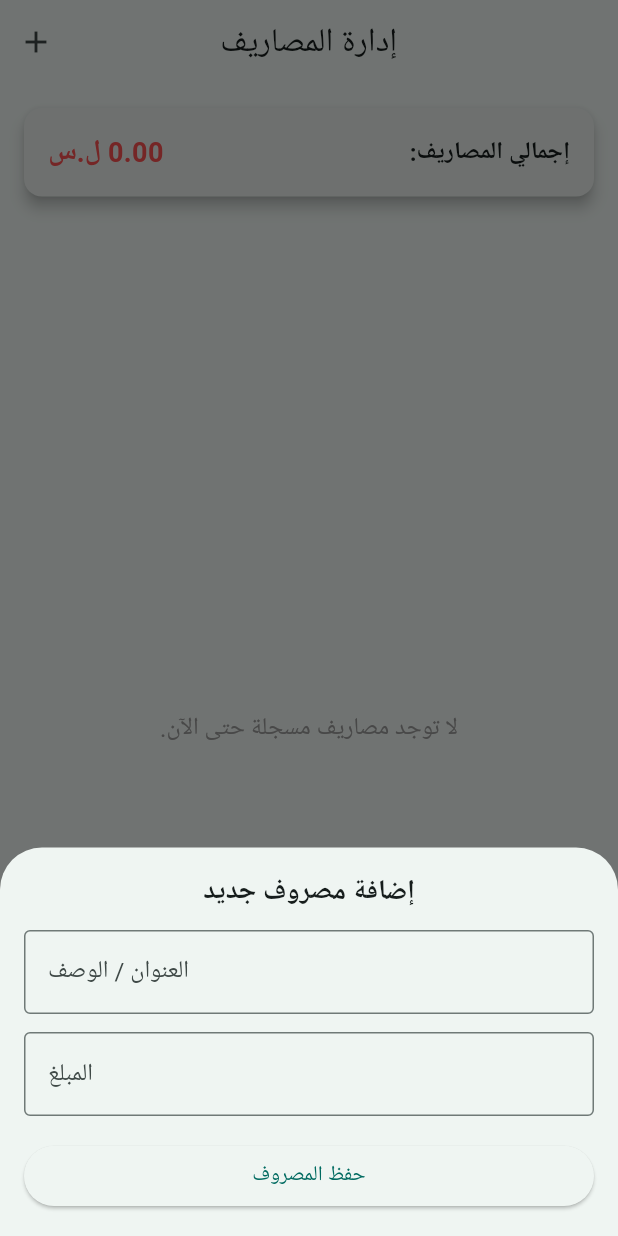
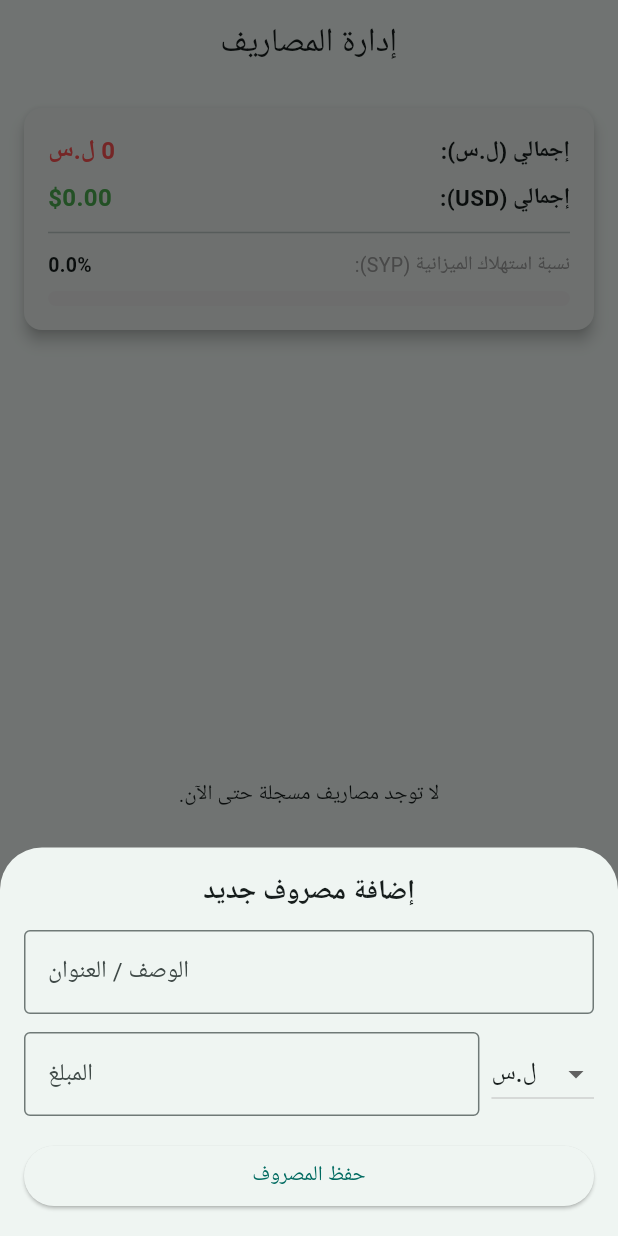
Before and after one commit to al-homse/money, a Flutter app: the screen it shows after launch, after a tap on the "add" icon, on a phone screen of 412 x 824 dp. Run offline on Flutter 3.47's test engine with Material 3 defaults, Android fonts, the phone set to English and light mode, and no system bars; our stand-ins replace cloud_firestore, firebase_core; accounts and stored records are empty.

Commit message:
update booking screen and logic

```diff
--- a/lib/views/home_screen.dart
+++ b/lib/views/home_screen.dart
@@ -8,26 +8,29 @@ class HomeScreen extends StatefulWidget {
 }
 
 class _HomeScreenState extends State<HomeScreen> {
-  // قائمة تجريبية للمعاملات/المصاريف
+  // قائمة المصاريف (تأخذ القيمة والمقدار مع العملة المحدد)
   final List<Map<String, dynamic>> _transactions = [];
 
-  // متحكمات النصوص لإضافة مصروف جديد
+  // حد الميزانية الافتراضي لشريط التقدم
+  final double _budgetLimitSYP = 100000.0;
+
+  // متحكمات النصوص
   final TextEditingController _titleController = TextEditingController();
   final TextEditingController _amountController = TextEditingController();
+  String _selectedCurrency = 'SYP'; // العملة الافتراضية
 
   void _addTransaction() {
     final title = _titleController.text;
     final amount = double.tryParse(_amountController.text) ?? 0.0;
 
-    if (title.isEmpty || amount <= 0) {
-      return;
-    }
+    if (title.isEmpty || amount <= 0) return;
 
     setState(() {
       _transactions.add({
         'id': DateTime.now().toString(),
         'title': title,
         'amount': amount,
+        'currency': _selectedCurrency,
         'date': DateTime.now(),
       });
     });
@@ -41,7 +44,8 @@ class _HomeScreenState extends State<HomeScreen> {
     showModalBottomSheet(
       context: context,
       isScrollControlled: true,
-      builder: (ctx) => Padding(
+      builder: (ctx) => StatefulBuilder(
+        builder: (context, setModalState) => Padding(
           padding: EdgeInsets.only(
             top: 16,
             left: 16,
@@ -61,12 +65,15 @@ class _HomeScreenState extends State<HomeScreen> {
               TextField(
                 controller: _titleController,
                 decoration: const InputDecoration(
-                labelText: 'العنوان / الوصف',
+                  labelText: 'الوصف / العنوان',
                   border: OutlineInputBorder(),
                 ),
               ),
               const SizedBox(height: 12),
-            TextField(
+              Row(
+                children: [
+                  Expanded(
+                    child: TextField(
                       controller: _amountController,
                       keyboardType: TextInputType.number,
                       decoration: const InputDecoration(
@@ -74,12 +81,31 @@ class _HomeScreenState extends State<HomeScreen> {
                         border: OutlineInputBorder(),
                       ),
                     ),
+                  ),
+                  const SizedBox(width: 8),
+                  DropdownButton<String>(
+                    value: _selectedCurrency,
+                    items: const [
+                      DropdownMenuItem(value: 'SYP', child: Text('ل.س')),
+                      DropdownMenuItem(value: 'USD', child: Text('\$ USD')),
+                    ],
+                    onChanged: (val) {
+                      if (val != null) {
+                        setModalState(() {
+                          _selectedCurrency = val;
+                        });
+                      }
+                    },
+                  ),
+                ],
+              ),
               const SizedBox(height: 16),
               ElevatedButton(
                 onPressed: _addTransaction,
                 child: const Text('حفظ المصروف'),
               ),
             ],
+          ),
         ),
       ),
     );
@@ -94,50 +120,71 @@ class _HomeScreenState extends State<HomeScreen> {
 
   @override
   Widget build(BuildContext context) {
-    // حساب إجمالي المصاريف
-    final totalExpenses = _transactions.fold<double>(
-      0.0,
-      (sum, item) => sum + (item['amount'] as double),
-    );
+    // حساب المجموع لكل عملة على حدة
+    double totalSYP = 0.0;
+    double totalUSD = 0.0;
+
+    for (var tx in _transactions) {
+      if (tx['currency'] == 'SYP') {
+        totalSYP += tx['amount'];
+      } else if (tx['currency'] == 'USD') {
+        totalUSD += tx['amount'];
+      }
+    }
+
+    // نسبة استهلاك الميزانية لشريط التقدم (بناءً على الليرة كمثال)
+    double progressRatio = totalSYP / _budgetLimitSYP;
+    if (progressRatio > 1.0) progressRatio = 1.0;
 
     return Directionality(
-      textDirection: TextDirection.rtl, // الاتجاه الصحيح للغة العربية
+      textDirection: TextDirection.rtl,
       child: Scaffold(
         appBar: AppBar(
           title: const Text('إدارة المصاريف'),
           centerTitle: true,
-          actions: [
-            IconButton(
-              icon: const Icon(Icons.add),
-              onPressed: _showAddTransactionDialog,
-            ),
-          ],
         ),
         body: Column(
           children: [
-            // كارد ملخص الحساب
+            // كارد إجمالي المصاريف والعملتين
             Card(
               margin: const EdgeInsets.all(16),
               elevation: 4,
-              shape: RoundedRectangleBorder(
-                borderRadius: BorderRadius.circular(12),
-              ),
+              shape: RoundedRectangleBorder(borderRadius: BorderRadius.circular(12)),
               child: Padding(
                 padding: const EdgeInsets.all(16),
-                child: Row(
+                child: Column(
+                  children: [
+                    Row(
                       mainAxisAlignment: MainAxisAlignment.spaceBetween,
                       children: [
-                    const Text(
-                      'إجمالي المصاريف:',
-                      style: TextStyle(fontSize: 16, fontWeight: FontWeight.w600),
+                        const Text('إجمالي (ل.س):', style: TextStyle(fontSize: 15, fontWeight: FontWeight.bold)),
+                        Text('${totalSYP.toStringAsFixed(0)} ل.س', style: const TextStyle(fontSize: 16, color: Colors.redAccent, fontWeight: FontWeight.bold)),
+                      ],
                     ),
-                    Text(
-                      '${totalExpenses.toStringAsFixed(2)} ل.س',
-                      style: const TextStyle(
-                        fontSize: 18,
-                        fontWeight: FontWeight.bold,
-                        color: Colors.redAccent,
+                    const SizedBox(height: 8),
+                    Row(
+                      mainAxisAlignment: MainAxisAlignment.spaceBetween,
+                      children: [
+                        const Text('إجمالي (USD):', style: TextStyle(fontSize: 15, fontWeight: FontWeight.bold)),
+                        Text('\$${totalUSD.toStringAsFixed(2)}', style: const TextStyle(fontSize: 16, color: Colors.green, fontWeight: FontWeight.bold)),
+                      ],
                     ),
+                    const Divider(height: 24),
+                    // شريط التقدم (Progress Bar)
+                    Row(
+                      mainAxisAlignment: MainAxisAlignment.spaceBetween,
+                      children: [
+                        const Text('نسبة استهلاك الميزانية (SYP):', style: TextStyle(fontSize: 13, color: Colors.grey)),
+                        Text('${(progressRatio * 100).toStringAsFixed(1)}%', style: const TextStyle(fontSize: 13, fontWeight: FontWeight.bold)),
+                      ],
+                    ),
+                    const SizedBox(height: 8),
+                    LinearProgressIndicator(
+                      value: progressRatio,
+                      backgroundColor: Colors.grey[200],
+                      color: progressRatio > 0.85 ? Colors.red : Colors.blue,
+                      minHeight: 10,
+                      borderRadius: BorderRadius.circular(5),
                     ),
                   ],
                 ),
@@ -147,44 +194,41 @@ class _HomeScreenState extends State<HomeScreen> {
             Expanded(
               child: _transactions.isEmpty
                   ? const Center(
-                      child: Text(
-                        'لا توجد مصاريف مسجلة حتى الآن.',
-                        style: TextStyle(color: Colors.grey, fontSize: 16),
-                      ),
+                      child: Text('لا توجد مصاريف مسجلة حتى الآن.'),
                     )
                   : ListView.builder(
                       itemCount: _transactions.length,
                       itemBuilder: (ctx, index) {
                         final tx = _transactions[index];
+                        final isSyp = tx['currency'] == 'SYP';
                         return Card(
-                          margin: const EdgeInsets.symmetric(
-                            horizontal: 16,
-                            vertical: 6,
-                          ),
+                          margin: const EdgeInsets.symmetric(horizontal: 16, vertical: 4),
                           child: ListTile(
                             leading: CircleAvatar(
-                              radius: 25,
-                              child: Padding(
-                                padding: const EdgeInsets.all(6),
-                                child: FittedBox(
-                                  child: Text('${tx['amount']}'),
+                              backgroundColor: isSyp ? Colors.blue[100] : Colors.green[100],
+                              child: Text(
+                                isSyp ? 'ل.س' : '\$',
+                                style: TextStyle(color: isSyp ? Colors.blue[900] : Colors.green[900], fontWeight: FontWeight.bold),
                               ),
                             ),
+                            title: Text(tx['title'], style: const TextStyle(fontWeight: FontWeight.bold)),
+                            subtitle: Text('${(tx['date'] as DateTime).day}/${(tx['date'] as DateTime).month}/${(tx['date'] as DateTime).year}'),
+                            trailing: Row(
+                              mainAxisSize: MainAxisSize.min,
+                              children: [
+                                Text(
+                                  '${tx['amount']} ${tx['currency']}',
+                                  style: const TextStyle(fontWeight: FontWeight.bold, fontSize: 14),
                                 ),
-                            title: Text(
-                              tx['title'],
-                              style: const TextStyle(fontWeight: FontWeight.bold),
-                            ),
-                            subtitle: Text(
-                              '${(tx['date'] as DateTime).day}/${(tx['date'] as DateTime).month}/${(tx['date'] as DateTime).year}',
-                            ),
-                            trailing: IconButton(
-                              icon: const Icon(Icons.delete, color: Colors.red),
+                                IconButton(
+                                  icon: const Icon(Icons.delete, color: Colors.redAccent, size: 20),
                                   onPressed: () {
                                     setState(() {
                                       _transactions.removeAt(index);
                                     });
                                   },
+                                ),
+                              ],
                             ),
                           ),
                         );
```
Lines whose indentation alone changed are shown as unchanged.
